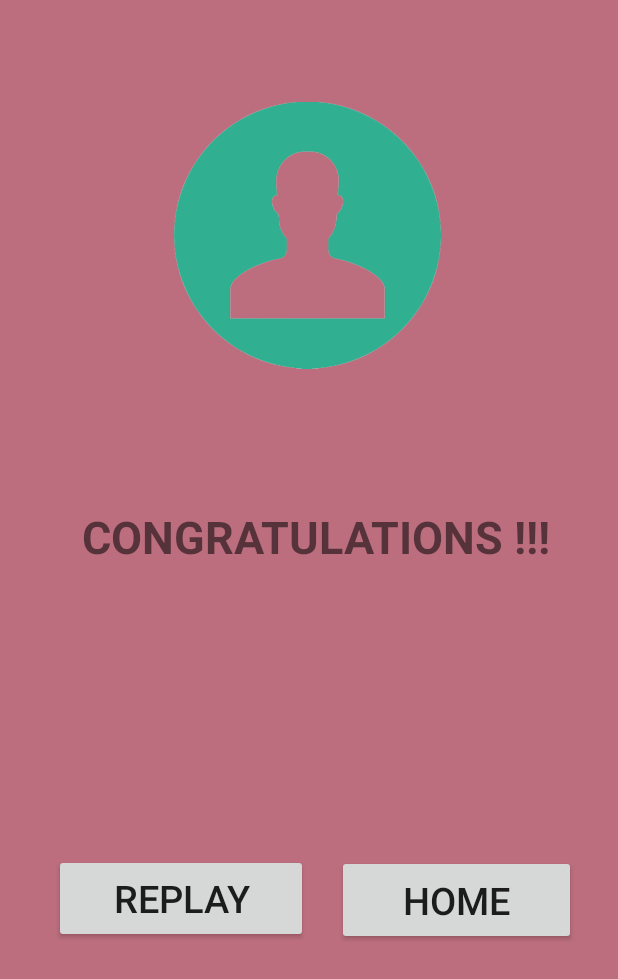
After one commit to romerotac/SquareGame, an Android app: the ResultActivity screen opened directly, with no data from a screen before it, on a phone screen of 412 x 824 dp. The commit adds this screen. Shown: the top 979 px of the screen. Run offline under Robolectric (Android 15) with nearby library versions, the phone set to English and light mode, and no system bars.

Commit message:
Stashing changes on Result Activity

```diff
--- a/app/src/main/AndroidManifest.xml
+++ b/app/src/main/AndroidManifest.xml
@@ -9,6 +9,7 @@
         android:roundIcon="@mipmap/ic_launcher_round"
         android:supportsRtl="true"
         android:theme="@style/AppTheme">
+        <activity android:name=".ResultActivity"></activity>
         <activity android:name=".GuideActivity" />
         <activity android:name=".SettingsActivity" />
         <activity android:name=".GamePlay" />
--- a/app/src/main/java/com/example/squaregameconnected/GuideActivity.java
+++ b/app/src/main/java/com/example/squaregameconnected/GuideActivity.java
@@ -14,6 +14,8 @@ public class GuideActivity extends AppCompatActivity {
     @Override
     protected void onCreate(Bundle savedInstanceState) {
         super.onCreate(savedInstanceState);
+        getSupportActionBar().hide();
+
         setContentView(activity_guide);
     }
 }
--- a/app/src/main/java/com/example/squaregameconnected/MainActivity.java
+++ b/app/src/main/java/com/example/squaregameconnected/MainActivity.java
@@ -20,6 +20,8 @@ public class MainActivity extends AppCompatActivity {
     protected void onCreate(Bundle savedInstanceState) {
 
         super.onCreate(savedInstanceState);
+        getSupportActionBar().hide();
+
         setContentView(R.layout.activity_main);
 
         //Connecting the button with id button_play to the activity SelectionPage on click
--- /dev/null
+++ b/app/src/main/java/com/example/squaregameconnected/ResultActivity.java
@@ -0,0 +1,50 @@
+package com.example.squaregameconnected;
+
+import androidx.appcompat.app.AppCompatActivity;
+
+import android.content.Intent;
+import android.os.Bundle;
+import android.app.Activity;
+import android.view.View;
+import android.widget.Button;
+
+public class ResultActivity extends AppCompatActivity {
+    Button btn_replay;
+    Button btn_go_home;
+
+    @Override
+    protected void onCreate(Bundle savedInstanceState) {
+        super.onCreate(savedInstanceState);
+        getSupportActionBar().hide();
+
+        setContentView(R.layout.activity_result);
+
+        //connecting the button with id button_replay to open the GamePlay activity
+        btn_replay = (Button)findViewById(R.id.button_replay);
+        btn_replay.setOnClickListener(new View.OnClickListener() {
+            @Override
+            public void onClick(View v) {
+                openSelectionPage();
+            }
+        });
+
+        //connecting the button with id button_go_home to open the Main activity
+        btn_go_home = (Button)findViewById(R.id.button_go_home);
+        btn_go_home.setOnClickListener(new View.OnClickListener() {
+            @Override
+            public void onClick(View v) {
+                openMainActivity();
+            }
+        });
+    }
+
+    public void openSelectionPage() {
+        Intent intent_game = new Intent (this,SelectionPage.class);
+        startActivity(intent_game);
+    }
+
+    public void openMainActivity() {
+        Intent intent_game = new Intent (this,MainActivity.class);
+        startActivity(intent_game);
+    }
+}
--- a/app/src/main/java/com/example/squaregameconnected/SelectionPage.java
+++ b/app/src/main/java/com/example/squaregameconnected/SelectionPage.java
@@ -17,6 +17,8 @@ public class SelectionPage extends AppCompatActivity {
     @Override
     protected void onCreate(Bundle savedInstanceState) {
         super.onCreate(savedInstanceState);
+        getSupportActionBar().hide();
+
         setContentView(R.layout.activity_selection_page);
 
         Spinner gridSpinner = (Spinner) findViewById(R.id.spinner);
--- a/app/src/main/java/com/example/squaregameconnected/SettingsActivity.java
+++ b/app/src/main/java/com/example/squaregameconnected/SettingsActivity.java
@@ -9,6 +9,8 @@ public class SettingsActivity extends AppCompatActivity {
     @Override
     protected void onCreate(Bundle savedInstanceState) {
         super.onCreate(savedInstanceState);
+        getSupportActionBar().hide();
+
         setContentView(R.layout.activity_settings);
     }
 }
--- /dev/null
+++ b/app/src/main/res/layout/activity_result.xml
@@ -0,0 +1,80 @@
+<?xml version="1.0" encoding="utf-8"?>
+<androidx.constraintlayout.widget.ConstraintLayout
+    xmlns:android="http://schemas.android.com/apk/res/android"
+    xmlns:app="http://schemas.android.com/apk/res-auto"
+    xmlns:tools="http://schemas.android.com/tools"
+    android:background="#BC6E7E"
+    android:layout_width="match_parent"
+    android:layout_height="match_parent">
+
+<!--    <ImageView-->
+<!--        android:id="@+id/imageView17"-->
+<!--        android:layout_width="wrap_content"-->
+<!--        android:layout_height="wrap_content"-->
+<!--        android:layout_marginEnd="340dp"-->
+<!--        android:layout_marginBottom="616dp"-->
+<!--        app:layout_constraintBottom_toBottomOf="parent"-->
+<!--        app:layout_constraintEnd_toEndOf="parent"-->
+<!--        app:layout_constraintTop_toTopOf="parent"-->
+<!--        app:layout_constraintStart_toStartOf="parent"-->
+<!--        app:srcCompat="@drawable/avatar_1_removed" />-->
+
+<!--    <TextView-->
+<!--        android:id="@+id/textView9"-->
+<!--        android:layout_width="wrap_content"-->
+<!--        android:layout_height="wrap_content"-->
+<!--        android:text="TextView"-->
+<!--        tools:layout_editor_absoluteX="107dp"-->
+<!--        tools:layout_editor_absoluteY="252dp" />-->
+
+    <ImageView
+        android:id="@+id/imageView17"
+        android:layout_width="178dp"
+        android:layout_height="201dp"
+        android:layout_marginTop="56dp"
+        app:layout_constraintEnd_toEndOf="parent"
+        app:layout_constraintHorizontal_bias="0.497"
+        app:layout_constraintStart_toStartOf="parent"
+        app:layout_constraintTop_toTopOf="parent"
+        app:srcCompat="@drawable/avatar_1_removed" />
+
+    <TextView
+        android:id="@+id/textView8"
+        android:layout_width="341dp"
+        android:layout_height="75dp"
+        android:layout_marginTop="80dp"
+        android:text="@string/congratulations"
+        android:textSize="30sp"
+        android:textStyle="bold"
+        app:layout_constraintEnd_toEndOf="parent"
+        app:layout_constraintHorizontal_bias="0.771"
+        app:layout_constraintStart_toStartOf="parent"
+        app:layout_constraintTop_toBottomOf="@+id/imageView17" />
+
+    <Button
+        android:id="@+id/button_replay"
+        android:layout_width="169dp"
+        android:layout_height="59dp"
+        android:layout_marginStart="16dp"
+        android:layout_marginLeft="16dp"
+        android:text="REPLAY"
+        android:textSize="25sp"
+        app:layout_constraintBottom_toBottomOf="parent"
+        app:layout_constraintEnd_toStartOf="@+id/button_go_home"
+        app:layout_constraintStart_toStartOf="parent"
+        app:layout_constraintTop_toBottomOf="@+id/textView8"
+        app:layout_constraintVertical_bias="0.446" />
+
+    <Button
+        android:id="@+id/button_go_home"
+        android:layout_width="159dp"
+        android:layout_height="60dp"
+        android:layout_marginEnd="28dp"
+        android:layout_marginRight="28dp"
+        android:text="HOME"
+        android:textSize="25sp"
+        app:layout_constraintBottom_toBottomOf="parent"
+        app:layout_constraintEnd_toEndOf="parent"
+        app:layout_constraintTop_toBottomOf="@+id/textView8"
+        app:layout_constraintVertical_bias="0.448" />
+</androidx.constraintlayout.widget.ConstraintLayout>
--- /dev/null
+++ b/app/src/main/res/values/activity_result.xml
@@ -0,0 +1,4 @@
+<?xml version="1.0" encoding="utf-8"?>
+<resources>
+    <item name="activity_result" type="id" />
+</resources>
--- a/app/src/main/res/values/strings.xml
+++ b/app/src/main/res/values/strings.xml
@@ -3,6 +3,7 @@
     <string name="the_object_of_the_game_is_to_form_a_square_by_joining_four_dots_when_a_player_draws_a_line_that_closes_a_square_she_writes_her_initials_inside_the_square_and_gets_a_bonus_turn_when_all_possible_lines_have_been_drawn_the_player_with_the_most_initialed_squares_is_the_winner">The object of the game is to form a square by joining four dots. When a player draws a line that closes a square, she writes her initials inside the square and gets a bonus turn. When all possible lines have been drawn, the player with the most initialed squares is the winner.</string>
     <string name="objective">Objective</string>
     <string name="guide">Guide</string>
+    <string name="congratulations">CONGRATULATIONS !!!</string>
 
 
     <string-array name="colors">
```
Also changed, not shown: app/src/main/java/com/example/squaregameconnected/GamePlay.java (+16 -8 lines), app/src/main/res/layout-v21/activity_main.xml (+16 -16 lines), app/src/main/res/layout/activity_selection_page.xml (+108 -35 lines), app/src/main/res/layout/toast_winning_layout.xml (deleted, +0 -22 lines).
